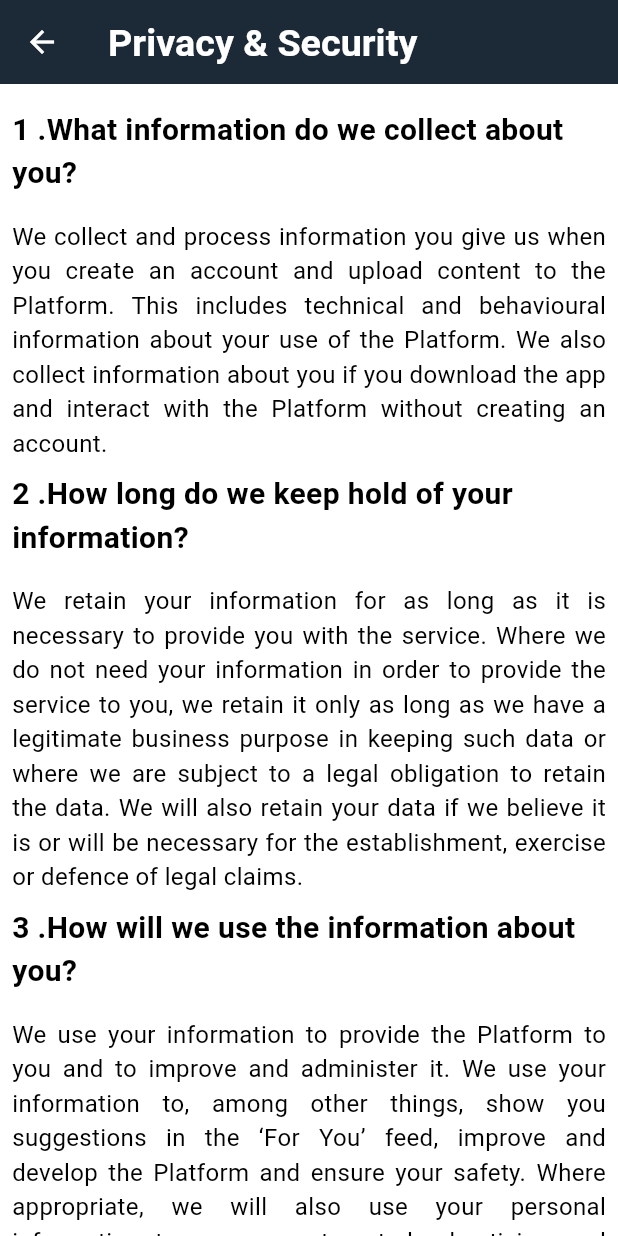
After one commit to bakht200/Totomo, a Flutter app: the PrivacyScreen screen opened directly, on a phone screen of 412 x 824 dp. The commit adds this screen. Run offline on Flutter 3.47's test engine with Material 2 defaults, Android fonts, the phone set to English and light mode, and no system bars; our stand-ins replace badges, carousel_indicator, carousel_slider, cloud_firestore, dropdown_button2, file_picker and 18 more; missing offline and left inert: camera_camera, country_pickers, easy_container, firebase_phone_auth_handler, floating_action_bubble, flutter_stripe and 1 more; accounts and stored records are empty.

Commit message:
privacy , help and about ui implementation

```diff
--- /dev/null
+++ b/lib/view/privacy.dart
@@ -0,0 +1,124 @@
+import 'package:flutter/material.dart';
+import 'package:flutter_screenutil/flutter_screenutil.dart';
+
+import '../constants/app_theme.dart';
+
+class PrivacyScreen extends StatefulWidget {
+  @override
+  _PrivacyScreenState createState() => _PrivacyScreenState();
+}
+
+class _PrivacyScreenState extends State<PrivacyScreen> {
+  @override
+  void initState() {
+    super.initState();
+  }
+
+  @override
+  Widget build(BuildContext context) {
+    var brightness = MediaQuery.of(context).platformBrightness;
+    bool isLightMode = brightness == Brightness.light;
+    return Container(
+      color: Colors.white,
+      child: SafeArea(
+        top: false,
+        child: Scaffold(
+          backgroundColor: Colors.white,
+          appBar: AppBar(
+            leading: IconButton(
+              onPressed: () {
+                Navigator.pop(context);
+              },
+              icon: const Icon(
+                Icons.arrow_back,
+                color: Colors.white,
+              ),
+            ),
+            elevation: 0,
+            backgroundColor: Color(AppTheme.appBarBackgroundColor),
+            title: Text(
+              "Privacy & Security",
+              style: TextStyle(
+                color: white,
+                fontWeight: FontWeight.bold,
+                fontSize: 22.sp,
+              ),
+            ),
+          ),
+          body: SingleChildScrollView(
+            child: SizedBox(
+              height: MediaQuery.of(context).size.height,
+              child: Padding(
+                padding: const EdgeInsets.all(8.0),
+                child: Column(
+                  children: <Widget>[
+                    Container(
+                      padding: const EdgeInsets.only(top: 8),
+                      child: Text(
+                        '1 .What information do we collect about you?',
+                        style: TextStyle(
+                            fontSize: 20,
+                            fontWeight: FontWeight.bold,
+                            color: isLightMode ? Colors.black : Colors.white),
+                      ),
+                    ),
+                    Container(
+                      padding: const EdgeInsets.only(top: 16),
+                      child: Text(
+                        'We collect and process information you give us when you create an account and upload content to the Platform. This includes technical and behavioural information about your use of the Platform.  We also collect information about you if you download the app and interact with the Platform without creating an account.',
+                        textAlign: TextAlign.justify,
+                        style: TextStyle(
+                            fontSize: 16,
+                            color: isLightMode ? Colors.black : Colors.white),
+                      ),
+                    ),
+                    Container(
+                      padding: const EdgeInsets.only(top: 8),
+                      child: Text(
+                        '2 .How long do we keep hold of your information?',
+                        style: TextStyle(
+                            fontSize: 20,
+                            fontWeight: FontWeight.bold,
+                            color: isLightMode ? Colors.black : Colors.white),
+                      ),
+                    ),
+                    Container(
+                      padding: const EdgeInsets.only(top: 16),
+                      child: Text(
+                        'We retain your information for as long as it is necessary to provide you with the service. Where we do not need your information in order to provide the service to you, we retain it only as long as we have a legitimate business purpose in keeping such data or where we are subject to a legal obligation to retain the data. We will also retain your data if we believe it is or will be necessary for the establishment, exercise or defence of legal claims. ',
+                        textAlign: TextAlign.justify,
+                        style: TextStyle(
+                            fontSize: 16,
+                            color: isLightMode ? Colors.black : Colors.white),
+                      ),
+                    ),
+                    Container(
+                      padding: const EdgeInsets.only(top: 8),
+                      child: Text(
+                        '3 .How will we use the information about you?',
+                        style: TextStyle(
+                            fontSize: 20,
+                            fontWeight: FontWeight.bold,
+                            color: isLightMode ? Colors.black : Colors.white),
+                      ),
+                    ),
+                    Container(
+                      padding: const EdgeInsets.only(top: 16),
+                      child: Text(
+                        'We use your information to provide the Platform to you and to improve and administer it.  We use your information to, among other things, show you suggestions in the ‘For You’ feed, improve and develop the Platform and ensure your safety.  Where appropriate, we will also use your personal information to serve you targeted advertising and promote the Platform.',
+                        textAlign: TextAlign.justify,
+                        style: TextStyle(
+                            fontSize: 16,
+                            color: isLightMode ? Colors.black : Colors.white),
+                      ),
+                    ),
+                  ],
+                ),
+              ),
+            ),
+          ),
+        ),
+      ),
+    );
+  }
+}
```
Also changed, not shown: lib/view/feedback_screen.dart (added, +88 -0 lines), lib/view/help_screen.dart (added, +83 -0 lines), lib/view/setting.dart (+25 -3 lines), assets/images/feedbackImage.png (added), assets/images/helpImage.png (added).
